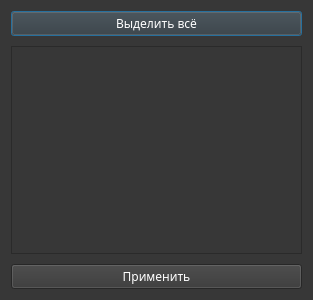
Before: the Qt Designer form ui/dialogs/accounts_filter_dialog.ui in Protocs/OkayMoney, drawn with Qt 5.
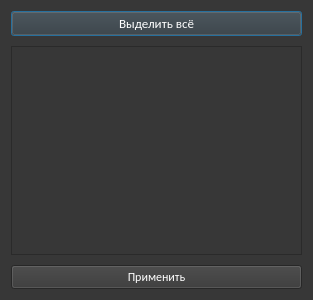
After: the same form once the commit is applied. Icons and pictures are not drawn.

What changed in the file:
```diff
--- a/ui/dialogs/accounts_filter_dialog.ui
+++ b/ui/dialogs/accounts_filter_dialog.ui
@@ -29,7 +29,8 @@
     <widget class="QPushButton" name="select_all_btn">
      <property name="font">
       <font>
-       <family>Gotham Pro Medium</family>
+       <family>Calibri</family>
+       <pointsize>10</pointsize>
       </font>
      </property>
      <property name="text">
@@ -41,8 +42,8 @@
     <widget class="QListWidget" name="accounts_list">
      <property name="font">
       <font>
-       <family>Gotham Pro Medium</family>
-       <pointsize>9</pointsize>
+       <family>Calibri</family>
+       <pointsize>11</pointsize>
       </font>
      </property>
     </widget>
@@ -51,7 +52,7 @@
     <widget class="QPushButton" name="choose_accounts_btn">
      <property name="font">
       <font>
-       <family>Gotham Pro Medium</family>
+       <family>Calibri</family>
       </font>
      </property>
      <property name="text">
```
